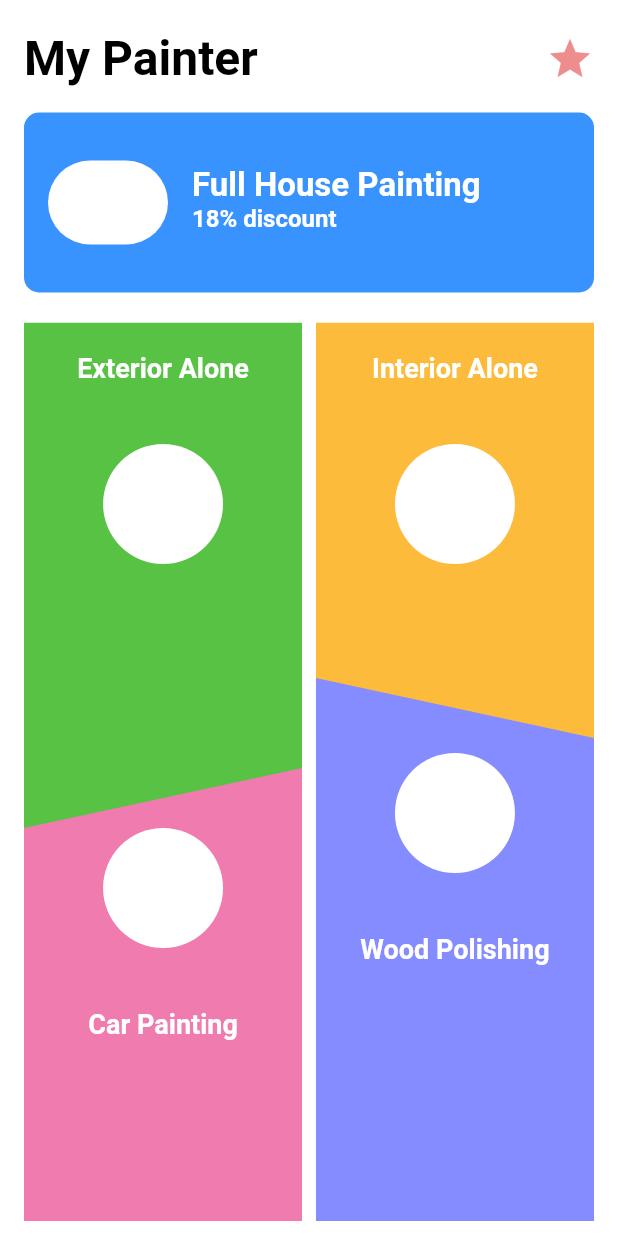
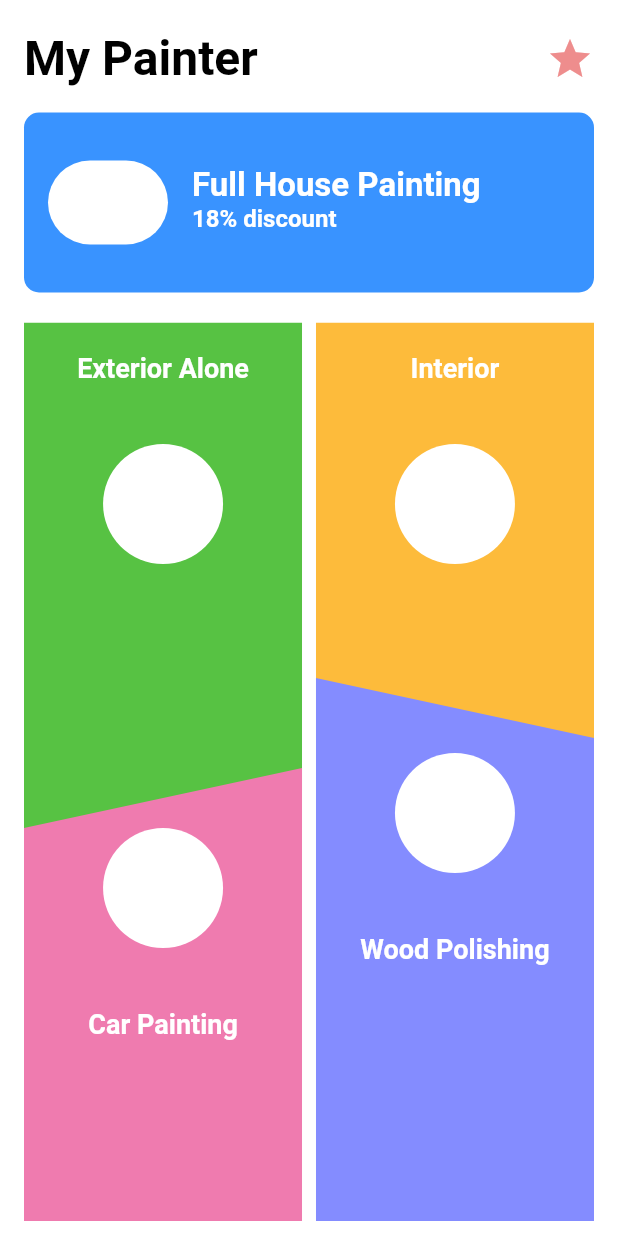
Before and after one commit to vikram25897/arc_animation, a Flutter app: the screen it shows after launch, on a phone screen of 412 x 824 dp. Run offline on Flutter 3.47's test engine with Material 2 defaults, Android fonts, the phone set to English and light mode, and no system bars; missing offline and left inert: material_switch.

```diff
--- a/lib/Screens/home.dart
+++ b/lib/Screens/home.dart
@@ -122,7 +122,7 @@ class Home extends StatelessWidget{
                       children: <Widget>[
                         SizedBox(height: 20,),
                         CustomText.text18(
-                          text:"Interior Alone",
+                          text:"Interior",
                         ),
                         SizedBox(height: 40,),
                         customContainer(
```
